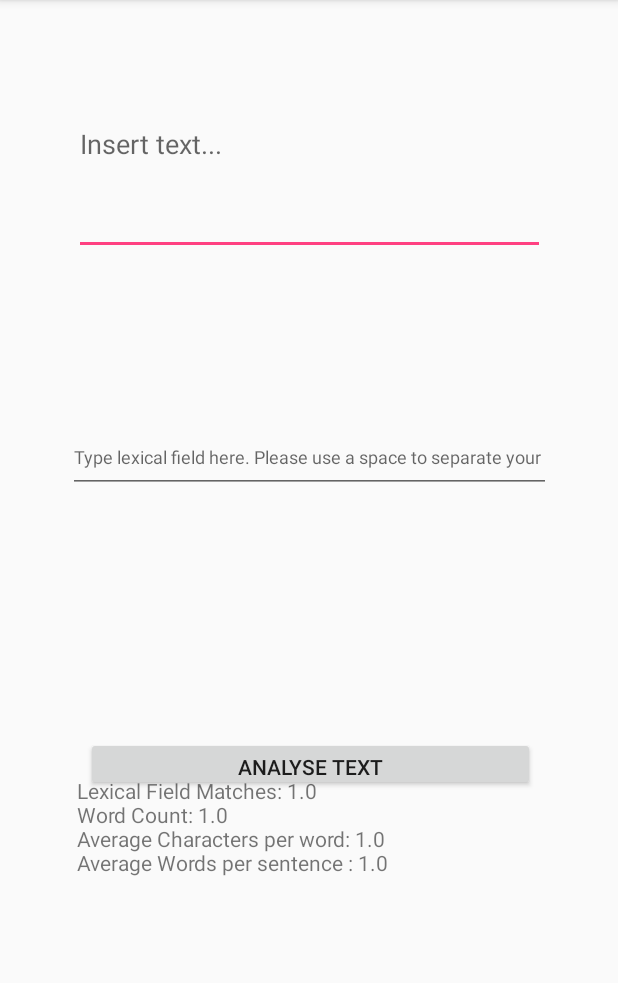
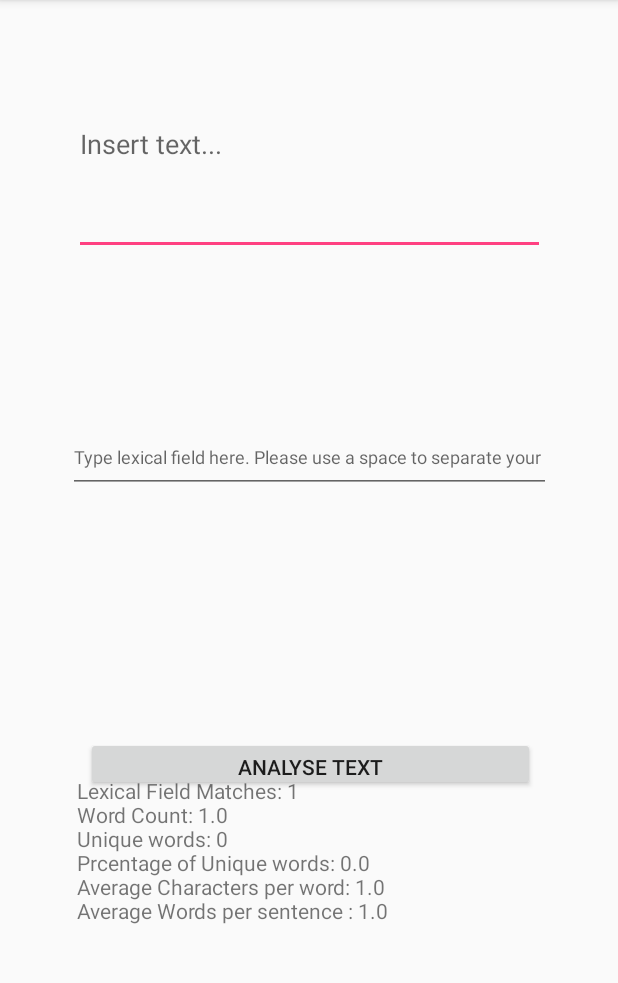
Before and after one commit to davinaSanders/FirstAndroidProject, an Android app: the CreativeActivity screen opened directly, with no data from a screen before it, after a tap on "ANALYSE TEXT", on a phone screen of 412 x 824 dp, the part 84-1067 px from its top. Run offline under Robolectric (Android 15) with nearby library versions, the phone set to English and light mode, and no system bars.

Commit message:
refactored to dobles

```diff
--- a/app/src/main/java/com/codeshcool/writingaid/Creative.java
+++ b/app/src/main/java/com/codeshcool/writingaid/Creative.java
@@ -21,7 +21,6 @@ public class Creative extends Text implements IRead, ICount, Serializable {
         this.lexicalField = new ArrayList<>();
 
     }
-
 
     public ArrayList<String> getlexicalField(){
         return this.lexicalField;
@@ -51,7 +50,6 @@ public class Creative extends Text implements IRead, ICount, Serializable {
         return uniques.size();
 
     }
-
 
     // number of unrepeated words
 
@@ -94,7 +92,6 @@ public class Creative extends Text implements IRead, ICount, Serializable {
 
     }
 
-
     public double uniqueWordsPercentage(String string){
         double unrepeated = this.uniqueWordsCount(string);
         double wordCount = this.countWords(string);
@@ -104,7 +101,6 @@ public class Creative extends Text implements IRead, ICount, Serializable {
 
 
     }
-
 
     public int specialWordsCount(String string) {
         ArrayList<String> userInput = new ArrayList<>(Arrays.asList(string.split(" ")));
@@ -140,9 +136,7 @@ public class Creative extends Text implements IRead, ICount, Serializable {
         return myWords;
     }
 
-
     // ICount methods
-
 
     public double readabilityScore(String string){
         return (0.39 * (countWords(string)/countSentences(string))) + (11.8 * (countSyllables(string)/countWords(string))) - 15.59;
--- a/app/src/main/java/com/codeshcool/writingaid/CreativeActivity.java
+++ b/app/src/main/java/com/codeshcool/writingaid/CreativeActivity.java
@@ -47,13 +47,13 @@ public class CreativeActivity extends AppCompatActivity {
         String userField = lexicalField.getText().toString();
         creative.addLexicalField(userField);
 
-        double specialWords = creative.specialWordsCount(userInput);
+        int specialWords = creative.specialWordsCount(userInput);
         String stringSpecialWords = String.valueOf(specialWords);
 
         double wordCount = creative.countWords(userInput);
         String stringWordCount = String.valueOf(wordCount);
 
-        double uniqueWords = creative.uniqueWordsCount(userInput);
+        int uniqueWords = creative.uniqueWordsCount(userInput);
         String stringUniqueWords = String.valueOf(uniqueWords);
 
         double uniqueWordsPercentage = creative.uniqueWordsPercentage(userInput);
@@ -67,8 +67,8 @@ public class CreativeActivity extends AppCompatActivity {
 
         analysis.setText("Lexical Field Matches: " + stringSpecialWords
                 + "\nWord Count: " + stringWordCount
-//                + "\nUnique words: " + stringUniqueWords
-//                + "\nPrcentage of Unique words: " + stringUniquePercentage
+                + "\nUnique words: " + stringUniqueWords
+                + "\nPrcentage of Unique words: " + stringUniquePercentage
                 + "\nAverage Characters per word: " + stringWordLength
                 + "\nAverage Words per sentence : " + stringSentenceLength);
 
--- a/app/src/main/java/com/codeshcool/writingaid/DiaryActivity.java
+++ b/app/src/main/java/com/codeshcool/writingaid/DiaryActivity.java
@@ -42,7 +42,6 @@ public class DiaryActivity extends AppCompatActivity {
 
         HashMap<String, Integer> specialWords = diary.specialWords(userInput);
         String stringSpecialWords = specialWords.keySet().toString();
-//         stringSpecialWords = String.valueOf(specialWords.keySet());
 
         double wordCount = diary.countWords(userInput);
         String stringWordCount = String.valueOf(wordCount);
@@ -60,8 +59,8 @@ public class DiaryActivity extends AppCompatActivity {
                 + "\nUnique words: " + stringUniqueWords
 //                + "\n Most popular: " + stringPopularWord
                 + "\nWord Count: " + stringWordCount
-                + "\nAverage Characters pw: " + stringWordLength
-                + "\nAverage Words ps : " + stringSentenceLength);
+                + "\nAverage Word Length: " + stringWordLength
+                + "\nAverage Sentence Length : " + stringSentenceLength);
 
     }
 }
```
Also changed, not shown: app/src/main/java/com/codeshcool/writingaid/Diary.java (+11 -9 lines), 1 other file.
